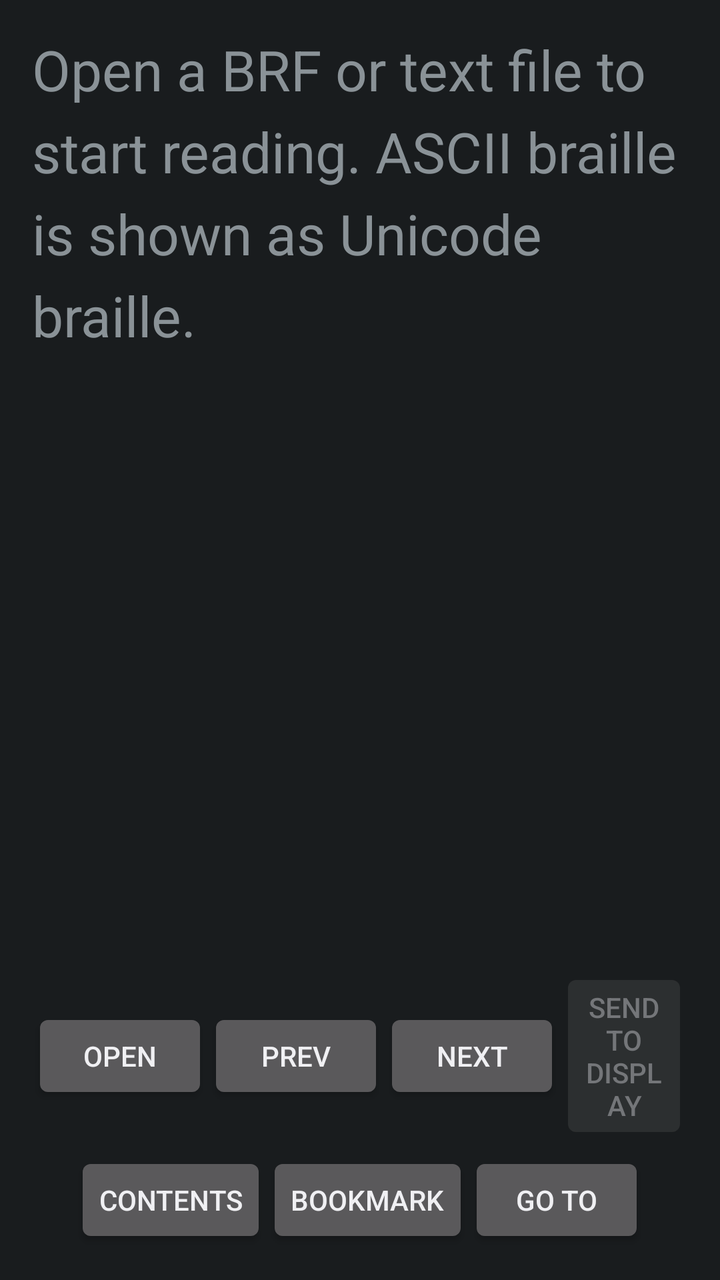
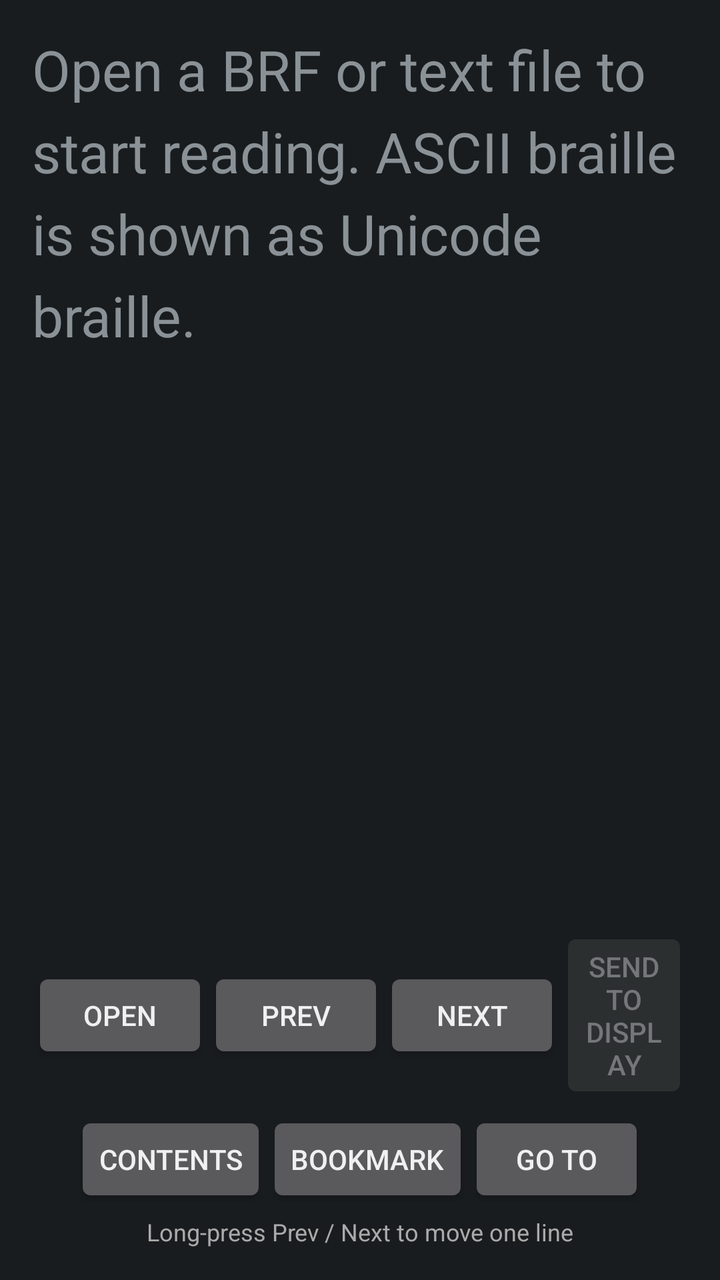

Compare the two renders of this Android layout. The source of the first and the diff that turns it into the second are given below.
<!-- AndroidManifest.xml: application theme BraillebackTheme -->
<!-- res/layout/braille_reader.xml -->
<?xml version="1.0" encoding="utf-8"?>
<LinearLayout xmlns:android="http://schemas.android.com/apk/res/android"
    android:layout_width="match_parent"
    android:layout_height="match_parent"
    android:orientation="vertical"
    android:padding="16dp">

    <ScrollView
        android:layout_width="match_parent"
        android:layout_height="0dp"
        android:layout_weight="1">

        <TextView
            android:id="@+id/reader_text"
            android:layout_width="match_parent"
            android:layout_height="wrap_content"
            android:textSize="28sp"
            android:lineSpacingExtra="8dp"
            android:textIsSelectable="true"
            android:text="@string/braille_reader_hint" />
    </ScrollView>

    <TextView
        android:id="@+id/reader_page_info"
        android:layout_width="match_parent"
        android:layout_height="wrap_content"
        android:gravity="center"
        android:textSize="16sp"
        android:paddingTop="4dp"
        android:paddingBottom="4dp" />

    <LinearLayout
        android:layout_width="match_parent"
        android:layout_height="wrap_content"
        android:orientation="horizontal"
        android:gravity="center"
        android:layout_marginTop="8dp">

        <Button
            android:id="@+id/btn_open"
            android:layout_width="wrap_content"
            android:layout_height="wrap_content"
            android:text="@string/braille_reader_open" />

        <Button
            android:id="@+id/btn_prev"
            android:layout_width="wrap_content"
            android:layout_height="wrap_content"
            android:text="@string/braille_reader_prev" />

        <Button
            android:id="@+id/btn_next"
            android:layout_width="wrap_content"
            android:layout_height="wrap_content"
            android:text="@string/braille_reader_next" />

        <Button
            android:id="@+id/btn_send"
            android:layout_width="wrap_content"
            android:layout_height="wrap_content"
            android:text="@string/braille_reader_send"
            android:enabled="false" />
    </LinearLayout>

    <LinearLayout
        android:layout_width="match_parent"
        android:layout_height="wrap_content"
        android:orientation="horizontal"
        android:gravity="center"
        android:layout_marginTop="4dp">

        <Button
            android:id="@+id/btn_toc"
            android:layout_width="wrap_content"
            android:layout_height="wrap_content"
            android:text="@string/braille_reader_toc" />

        <Button
            android:id="@+id/btn_bookmark"
            android:layout_width="wrap_content"
            android:layout_height="wrap_content"
            android:text="@string/braille_reader_bookmark" />

        <Button
            android:id="@+id/btn_goto"
            android:layout_width="wrap_content"
            android:layout_height="wrap_content"
            android:text="@string/braille_reader_goto" />
    </LinearLayout>
</LinearLayout>
<!-- resources referenced by this layout -->
<resources>
  <string name="braille_reader_bookmark">Bookmark</string>
  <string name="braille_reader_goto">Go to</string>
  <string name="braille_reader_hint">Open a BRF or text file to start reading. ASCII braille is shown as Unicode braille.</string>
  <string name="braille_reader_next">Next</string>
  <string name="braille_reader_open">Open</string>
  <string name="braille_reader_prev">Prev</string>
  <string name="braille_reader_send">Send to display</string>
  <string name="braille_reader_toc">Contents</string>
  <style name="BraillebackTheme" parent="@android:style/Theme.DeviceDefault" />
</resources>

<!-- the commit's change to res/layout/braille_reader.xml (unified diff, before → after) -->
@@ -87,4 +87,13 @@
             android:layout_height="wrap_content"
             android:text="@string/braille_reader_goto" />
     </LinearLayout>
+
+    <TextView
+        android:layout_width="match_parent"
+        android:layout_height="wrap_content"
+        android:gravity="center"
+        android:textSize="12sp"
+        android:textColor="@android:color/darker_gray"
+        android:layout_marginTop="4dp"
+        android:text="@string/braille_reader_nav_hint" />
 </LinearLayout>
<!-- resource entries referenced after the edit -->
@@ -3,6 +3,7 @@
   <string name="braille_reader_bookmark">Bookmark</string>
   <string name="braille_reader_goto">Go to</string>
   <string name="braille_reader_hint">Open a BRF or text file to start reading. ASCII braille is shown as Unicode braille.</string>
+  <string name="braille_reader_nav_hint">Long-press Prev / Next to move one line</string>
   <string name="braille_reader_next">Next</string>
   <string name="braille_reader_open">Open</string>
   <string name="braille_reader_prev">Prev</string>
